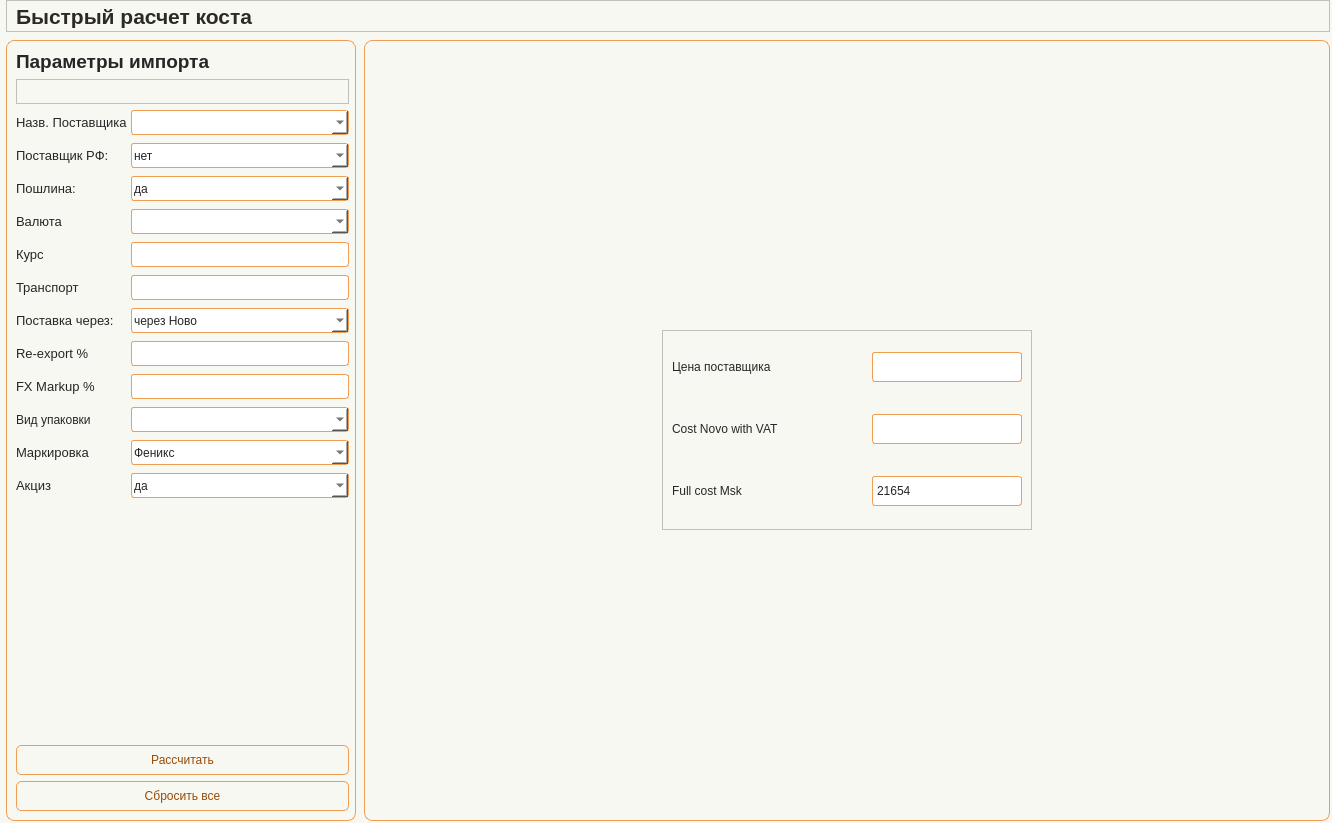
Masik84/Procurement_app, file app/ui/windows/quick_prices_calc.ui: the form before one commit.
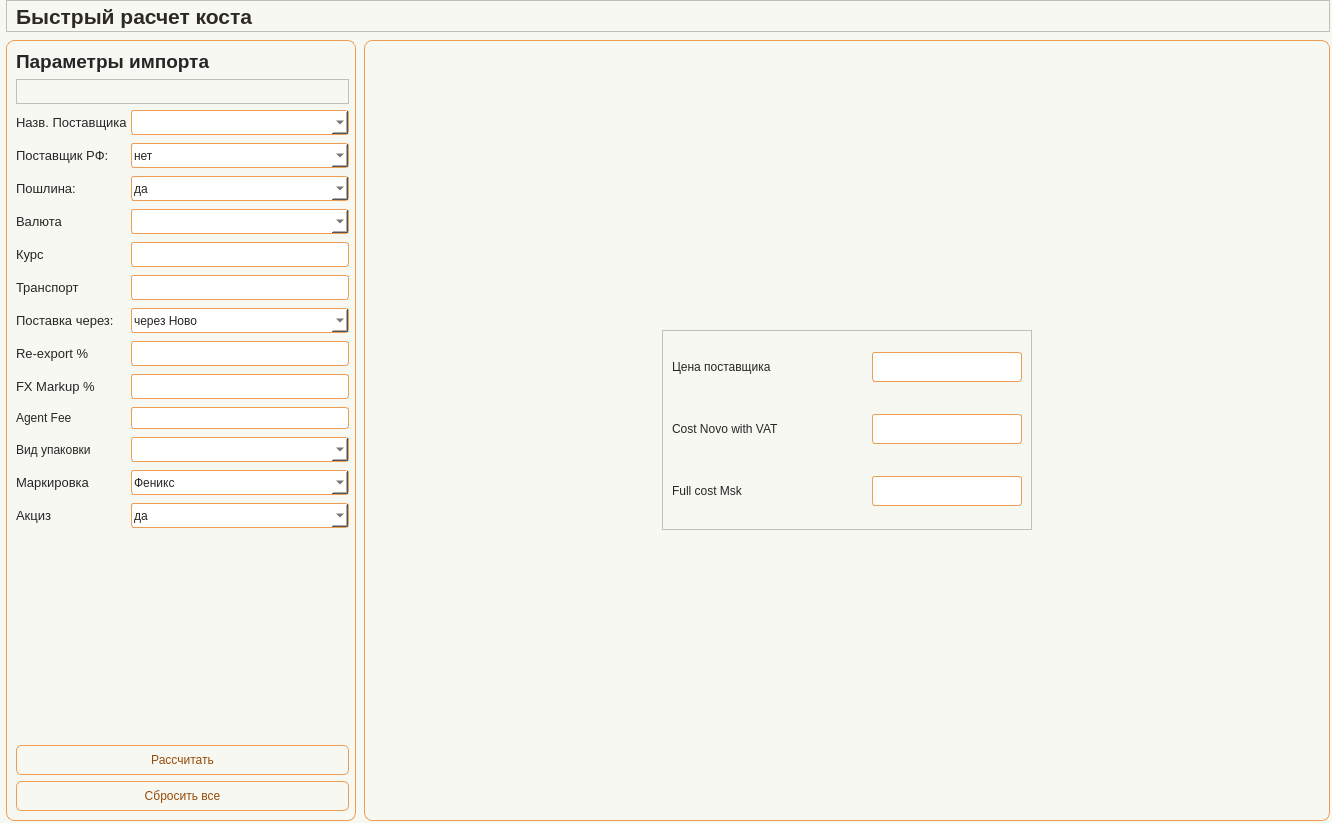
The form after the commit. Icons and pictures are not drawn.

The edit to the form file:
```diff
--- a/app/ui/windows/quick_prices_calc.ui
+++ b/app/ui/windows/quick_prices_calc.ui
@@ -868,6 +868,16 @@
                  </property>
                 </widget>
                </item>
+               <item row="9" column="1">
+                <widget class="QLineEdit" name="line_AgentFee"/>
+               </item>
+               <item row="9" column="0">
+                <widget class="QLabel" name="label_12">
+                 <property name="text">
+                  <string>Agent Fee</string>
+                 </property>
+                </widget>
+               </item>
               </layout>
              </widget>
             </item>
@@ -1091,7 +1101,10 @@
                      <string notr="true"/>
                     </property>
                     <property name="text">
-                     <string>21654</string>
+                     <string/>
+                    </property>
+                    <property name="alignment">
+                     <set>Qt::AlignmentFlag::AlignRight|Qt::AlignmentFlag::AlignTrailing|Qt::AlignmentFlag::AlignVCenter</set>
                     </property>
                    </widget>
                   </item>
```
Left out of the diff: 16 changed lines with no effect on the pictures.
